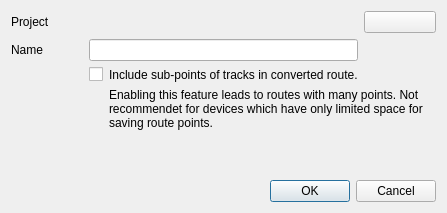
Above: src/qmapshack/gis/trk/ITrkToRteDialog.ui from Maproom/qmapshack before the change. Below: the same form after it.
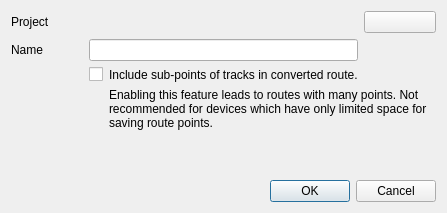
That is the form after the change. Icons and pictures are not drawn.

Diff of the .ui file:
```diff
--- a/src/qmapshack/gis/trk/ITrkToRteDialog.ui
+++ b/src/qmapshack/gis/trk/ITrkToRteDialog.ui
@@ -83,7 +83,7 @@
         </sizepolicy>
        </property>
        <property name="text">
-        <string>Enabling this feature leads to routes with many points. Not recommendet for devices which have only limited space for saving route points.</string>
+        <string>Enabling this feature leads to routes with many points. Not recommended for devices which have only limited space for saving route points.</string>
        </property>
        <property name="wordWrap">
         <bool>true</bool>
```
Left out of the diff: 1 changed line with no effect on the pictures.
